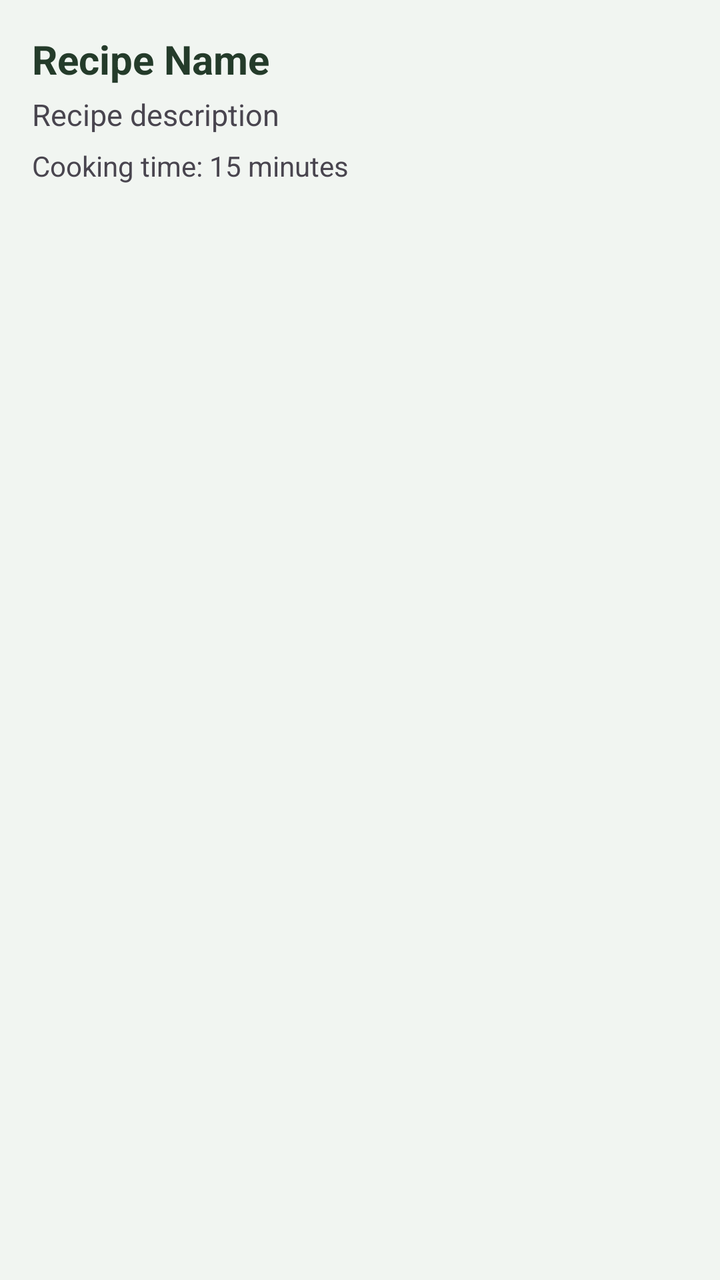
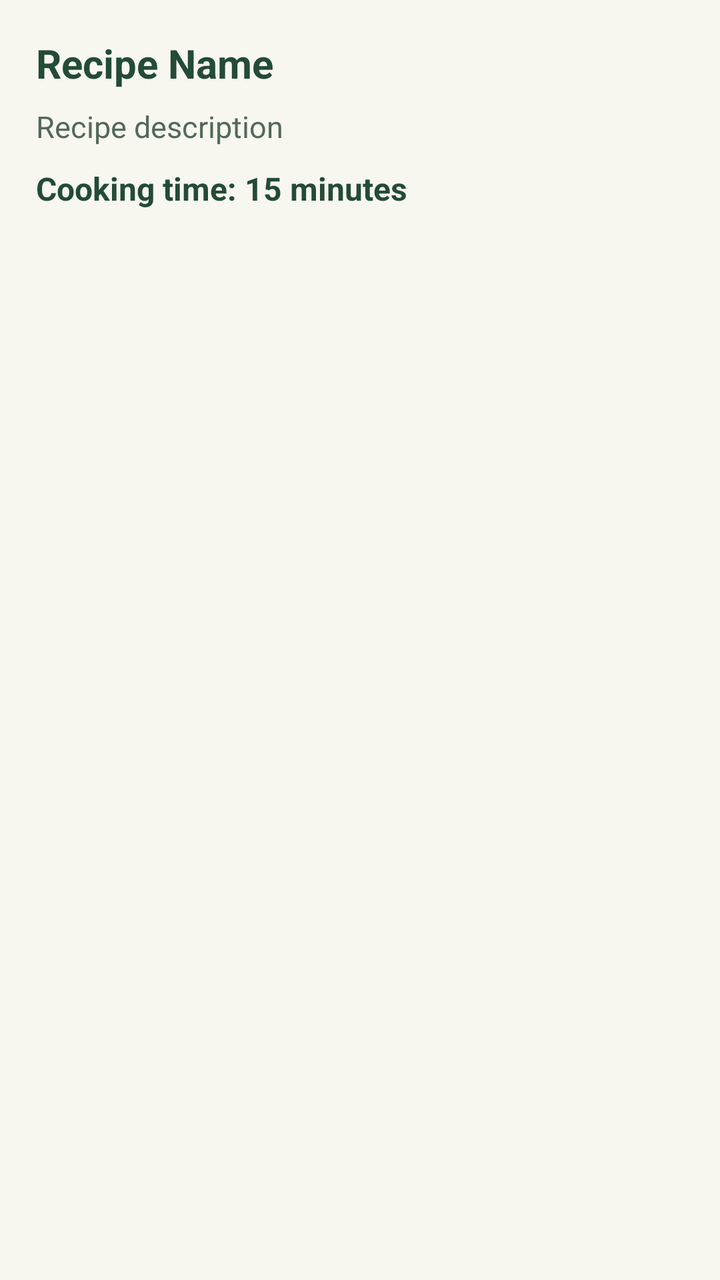

Two renders of the same Android screen: before a commit and after it. Below are the layout's source before the change and the commit's diff.
<!-- AndroidManifest.xml: application theme Theme.SmartPantryManager -->
<!-- res/layout/item_recipe.xml -->
<?xml version="1.0" encoding="utf-8"?>
<LinearLayout xmlns:android="http://schemas.android.com/apk/res/android"
    android:layout_width="match_parent"
    android:layout_height="wrap_content"
    android:orientation="vertical"
    android:padding="16dp"
    android:layout_marginBottom="8dp"
    android:background="#F1F5F1">

    <TextView
        android:id="@+id/textRecipeName"
        android:layout_width="match_parent"
        android:layout_height="wrap_content"
        android:text="Recipe Name"
        android:textSize="20sp"
        android:textStyle="bold"
        android:textColor="#243B2A" />

    <TextView
        android:id="@+id/textRecipeDescription"
        android:layout_width="match_parent"
        android:layout_height="wrap_content"
        android:text="Recipe description"
        android:textSize="15sp"
        android:paddingTop="4dp" />

    <TextView
        android:id="@+id/textRecipeTime"
        android:layout_width="match_parent"
        android:layout_height="wrap_content"
        android:text="Cooking time: 15 minutes"
        android:textSize="14sp"
        android:paddingTop="6dp" />

</LinearLayout>
<!-- resources referenced by this layout -->
<resources>
  <style name="Theme.SmartPantryManager" parent="Base.Theme.SmartPantryManager" />
  <style name="Base.Theme.SmartPantryManager" parent="Theme.Material3.DayNight.NoActionBar">
          
          
      </style>
</resources>

<!-- the commit's change to res/layout/item_recipe.xml (unified diff, before → after) -->
@@ -1,11 +1,13 @@
 <?xml version="1.0" encoding="utf-8"?>
-<LinearLayout xmlns:android="http://schemas.android.com/apk/res/android"
+<LinearLayout
+    xmlns:android="http://schemas.android.com/apk/res/android"
     android:layout_width="match_parent"
     android:layout_height="wrap_content"
     android:orientation="vertical"
-    android:padding="16dp"
-    android:layout_marginBottom="8dp"
-    android:background="#F1F5F1">
+    android:padding="18dp"
+    android:layout_marginBottom="12dp"
+    android:background="#F7F6EF"
+    android:elevation="3dp">
 
     <TextView
         android:id="@+id/textRecipeName"
@@ -14,7 +16,8 @@
         android:text="Recipe Name"
         android:textSize="20sp"
         android:textStyle="bold"
-        android:textColor="#243B2A" />
+        android:textColor="#234B35"
+        android:paddingBottom="6dp" />
 
     <TextView
         android:id="@+id/textRecipeDescription"
@@ -22,14 +25,18 @@
         android:layout_height="wrap_content"
         android:text="Recipe description"
         android:textSize="15sp"
-        android:paddingTop="4dp" />
+        android:textColor="#536957"
+        android:paddingTop="2dp" />
 
     <TextView
         android:id="@+id/textRecipeTime"
-        android:layout_width="match_parent"
+        android:layout_width="wrap_content"
         android:layout_height="wrap_content"
         android:text="Cooking time: 15 minutes"
-        android:textSize="14sp"
-        android:paddingTop="6dp" />
+        android:textStyle="bold"
+        android:textSize="16sp"
+        android:textColor="#234B35"
+        android:backgroundTint="#FFFFFF"
+        android:paddingTop="10dp" />
 
 </LinearLayout>
